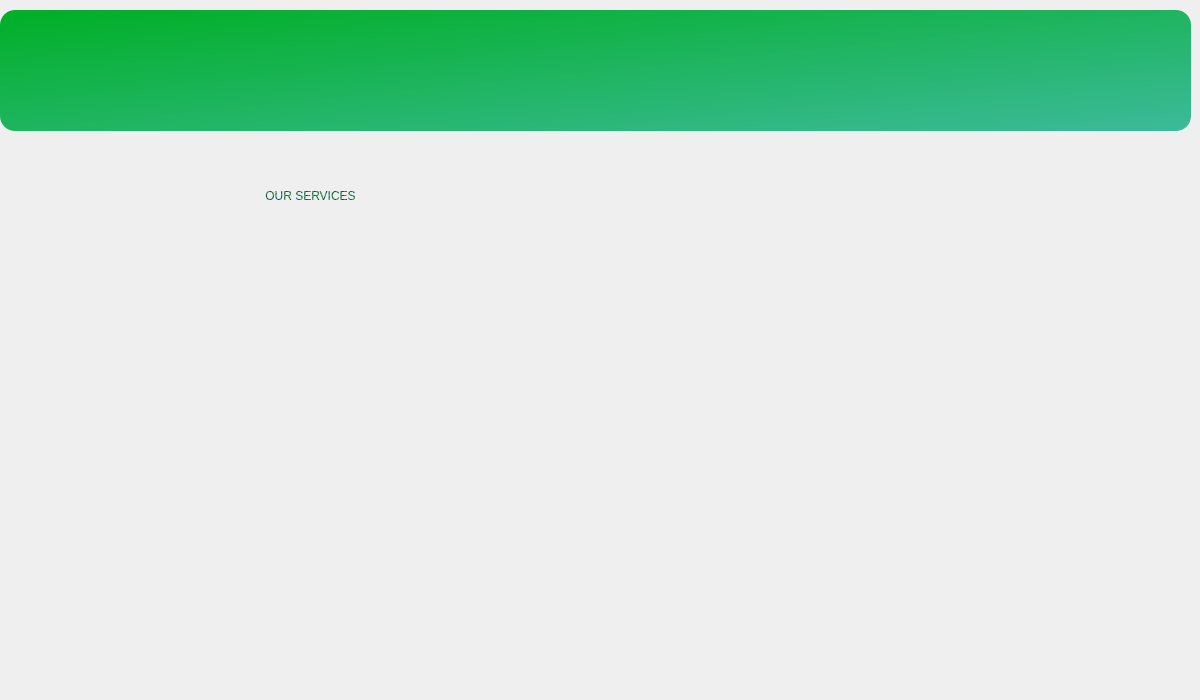
The window that CoviCURE/Forms/Vaccine/card2.ui (ayush-regmi/CoviCURE) describes before a commit, drawn with Qt 5.
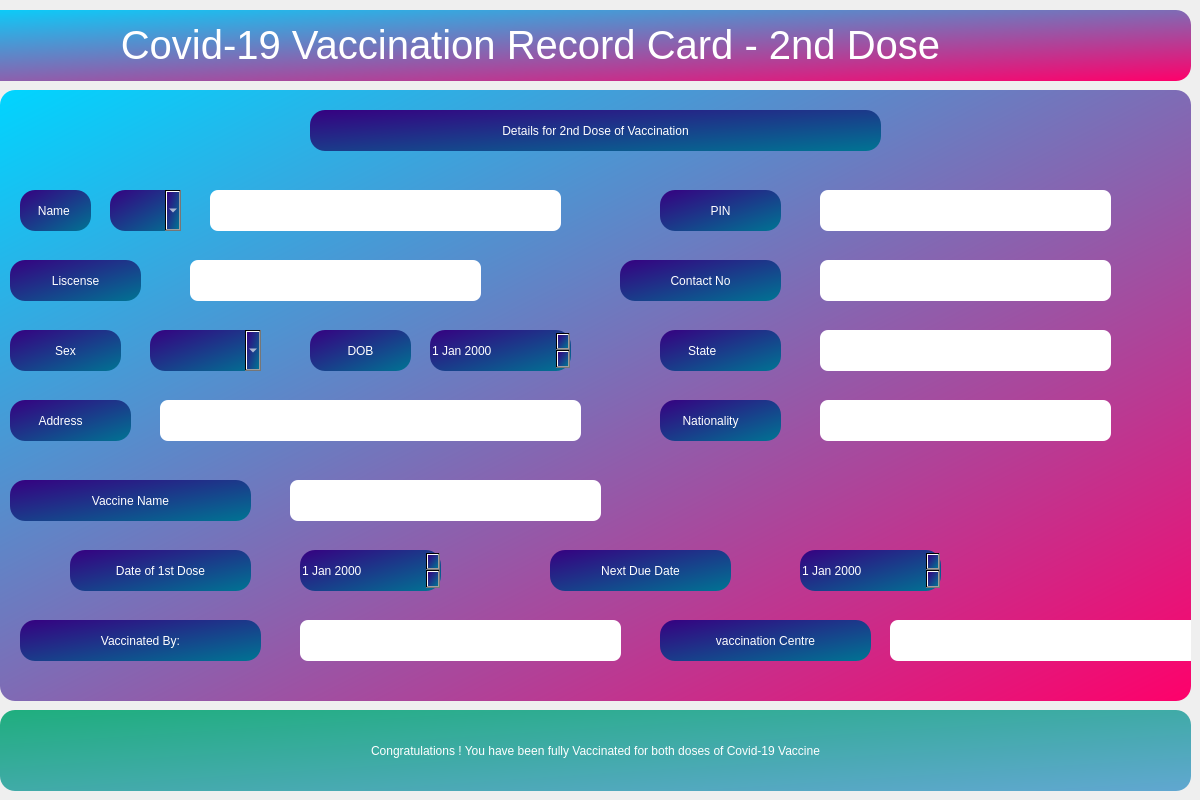
The same window after the commit.

```diff
--- a/CoviCURE/Forms/Vaccine/card2.ui
+++ b/CoviCURE/Forms/Vaccine/card2.ui
@@ -7,48 +7,839 @@
     <x>0</x>
     <y>0</y>
     <width>1200</width>
-    <height>700</height>
+    <height>800</height>
    </rect>
   </property>
   <property name="windowTitle">
    <string>Dialog</string>
   </property>
-  <widget class="QGroupBox" name="groupBox_3">
+  <widget class="QLabel" name="que1">
    <property name="geometry">
     <rect>
-     <x>0</x>
+     <x>-130</x>
      <y>10</y>
+     <width>1321</width>
+     <height>71</height>
+    </rect>
+   </property>
+   <property name="font">
+    <font>
+     <family>Segoe UI</family>
+     <pointsize>30</pointsize>
+     <italic>false</italic>
+     <bold>false</bold>
+     <strikeout>false</strikeout>
+    </font>
+   </property>
+   <property name="layoutDirection">
+    <enum>Qt::LeftToRight</enum>
+   </property>
+   <property name="autoFillBackground">
+    <bool>false</bool>
+   </property>
+   <property name="styleSheet">
+    <string notr="true">font: 300 30pt &quot;Segoe UI&quot;;
+color: rgb(255, 255, 255);
+background-color: qlineargradient(spread:reflect, x1:0, y1:0, x2:1, y2:1, stop:0 rgba(0, 213, 255, 255), stop:1 rgba(255, 0, 106, 255));
+border-radius:15px;
+
+</string>
+   </property>
+   <property name="text">
+    <string>&lt;html&gt;&lt;head/&gt;&lt;body&gt;&lt;p&gt;Covid-19 Vaccination Record Card - 2nd Dose&lt;/p&gt;&lt;/body&gt;&lt;/html&gt;</string>
+   </property>
+   <property name="alignment">
+    <set>Qt::AlignCenter</set>
+   </property>
+  </widget>
+  <widget class="QGroupBox" name="groupBox">
+   <property name="geometry">
+    <rect>
+     <x>0</x>
+     <y>90</y>
      <width>1191</width>
-     <height>121</height>
+     <height>611</height>
     </rect>
    </property>
    <property name="styleSheet">
-    <string notr="true">background-color: qlineargradient(spread:reflect, x1:0, y1:0, x2:1, y2:1, stop:0 rgba(0, 175, 37, 255), stop:1 rgba(61, 186, 155, 255));
-border-radius:15px;</string>
+    <string notr="true">background-color: qlineargradient(spread:reflect, x1:0, y1:0, x2:1, y2:1, stop:0 rgba(0, 213, 255, 255), stop:1 rgba(255, 0, 106, 255));
+border-radius: 15px;</string>
    </property>
    <property name="title">
     <string/>
    </property>
+   <widget class="QLineEdit" name="lineEditName">
+    <property name="geometry">
+     <rect>
+      <x>210</x>
+      <y>100</y>
+      <width>351</width>
+      <height>41</height>
+     </rect>
+    </property>
+    <property name="sizePolicy">
+     <sizepolicy hsizetype="Expanding" vsizetype="Preferred">
+      <horstretch>0</horstretch>
+      <verstretch>0</verstretch>
+     </sizepolicy>
+    </property>
+    <property name="styleSheet">
+     <string notr="true">background-color: rgb(255, 255, 255);
+border-radius: 8px;
+font: 16pt &quot;Segoe UI&quot;;</string>
+    </property>
+   </widget>
+   <widget class="QLabel" name="labelName">
+    <property name="geometry">
+     <rect>
+      <x>20</x>
+      <y>100</y>
+      <width>71</width>
+      <height>41</height>
+     </rect>
+    </property>
+    <property name="sizePolicy">
+     <sizepolicy hsizetype="Minimum" vsizetype="Preferred">
+      <horstretch>0</horstretch>
+      <verstretch>0</verstretch>
+     </sizepolicy>
+    </property>
+    <property name="layoutDirection">
+     <enum>Qt::LeftToRight</enum>
+    </property>
+    <property name="styleSheet">
+     <string notr="true">font: 14pt &quot;Segoe UI&quot;;
+background-color: qlineargradient(spread:reflect, x1:0, y1:0, x2:1, y2:1, stop:0 rgba(54, 0, 129, 255), stop:1 rgba(0, 116, 147, 255));
+color: rgb(255, 255, 255);</string>
+    </property>
+    <property name="text">
+     <string>Name </string>
+    </property>
+    <property name="alignment">
+     <set>Qt::AlignCenter</set>
+    </property>
+    <property name="wordWrap">
+     <bool>false</bool>
+    </property>
+    <property name="buddy">
+     <cstring>lineEditName</cstring>
+    </property>
+   </widget>
+   <widget class="QLineEdit" name="lineEditGurdian">
+    <property name="geometry">
+     <rect>
+      <x>190</x>
+      <y>170</y>
+      <width>291</width>
+      <height>41</height>
+     </rect>
+    </property>
+    <property name="sizePolicy">
+     <sizepolicy hsizetype="Expanding" vsizetype="Preferred">
+      <horstretch>0</horstretch>
+      <verstretch>0</verstretch>
+     </sizepolicy>
+    </property>
+    <property name="styleSheet">
+     <string notr="true">background-color: rgb(255, 255, 255);
+border-radius: 8px;
+font: 16pt &quot;Segoe UI&quot;;</string>
+    </property>
+   </widget>
+   <widget class="QLabel" name="labelGurdian">
+    <property name="geometry">
+     <rect>
+      <x>10</x>
+      <y>170</y>
+      <width>131</width>
+      <height>41</height>
+     </rect>
+    </property>
+    <property name="layoutDirection">
+     <enum>Qt::LeftToRight</enum>
+    </property>
+    <property name="styleSheet">
+     <string notr="true">font: 14pt &quot;Segoe UI&quot;;
+background-color: qlineargradient(spread:reflect, x1:0, y1:0, x2:1, y2:1, stop:0 rgba(54, 0, 129, 255), stop:1 rgba(0, 116, 147, 255));
+color: rgb(255, 255, 255);</string>
+    </property>
+    <property name="text">
+     <string>Liscense</string>
+    </property>
+    <property name="alignment">
+     <set>Qt::AlignCenter</set>
+    </property>
+    <property name="wordWrap">
+     <bool>false</bool>
+    </property>
+   </widget>
+   <widget class="QLabel" name="labelSex">
+    <property name="geometry">
+     <rect>
+      <x>10</x>
+      <y>240</y>
+      <width>111</width>
+      <height>41</height>
+     </rect>
+    </property>
+    <property name="sizePolicy">
+     <sizepolicy hsizetype="Preferred" vsizetype="Preferred">
+      <horstretch>0</horstretch>
+      <verstretch>0</verstretch>
+     </sizepolicy>
+    </property>
+    <property name="layoutDirection">
+     <enum>Qt::LeftToRight</enum>
+    </property>
+    <property name="styleSheet">
+     <string notr="true">font: 14pt &quot;Segoe UI&quot;;
+background-color: qlineargradient(spread:reflect, x1:0, y1:0, x2:1, y2:1, stop:0 rgba(54, 0, 129, 255), stop:1 rgba(0, 116, 147, 255));
+color: rgb(255, 255, 255);</string>
+    </property>
+    <property name="text">
+     <string>Sex</string>
+    </property>
+    <property name="alignment">
+     <set>Qt::AlignCenter</set>
+    </property>
+    <property name="wordWrap">
+     <bool>false</bool>
+    </property>
+   </widget>
+   <widget class="QLineEdit" name="lineEditMobile">
+    <property name="geometry">
+     <rect>
+      <x>820</x>
+      <y>100</y>
+      <width>291</width>
+      <height>41</height>
+     </rect>
+    </property>
+    <property name="sizePolicy">
+     <sizepolicy hsizetype="Expanding" vsizetype="Preferred">
+      <horstretch>0</horstretch>
+      <verstretch>0</verstretch>
+     </sizepolicy>
+    </property>
+    <property name="styleSheet">
+     <string notr="true">background-color: rgb(255, 255, 255);
+border-radius: 8px;
+font: 16pt &quot;Segoe UI&quot;;</string>
+    </property>
+   </widget>
+   <widget class="QLineEdit" name="lineEditAddress">
+    <property name="geometry">
+     <rect>
+      <x>160</x>
+      <y>310</y>
+      <width>421</width>
+      <height>41</height>
+     </rect>
+    </property>
+    <property name="sizePolicy">
+     <sizepolicy hsizetype="Expanding" vsizetype="Preferred">
+      <horstretch>0</horstretch>
+      <verstretch>0</verstretch>
+     </sizepolicy>
+    </property>
+    <property name="styleSheet">
+     <string notr="true">background-color: rgb(255, 255, 255);
+border-radius: 8px;
+font: 16pt &quot;Segoe UI&quot;;</string>
+    </property>
+   </widget>
+   <widget class="QLabel" name="labelAddress">
+    <property name="geometry">
+     <rect>
+      <x>10</x>
+      <y>310</y>
+      <width>121</width>
+      <height>41</height>
+     </rect>
+    </property>
+    <property name="layoutDirection">
+     <enum>Qt::LeftToRight</enum>
+    </property>
+    <property name="styleSheet">
+     <string notr="true">font: 14pt &quot;Segoe UI&quot;;
+background-color: qlineargradient(spread:reflect, x1:0, y1:0, x2:1, y2:1, stop:0 rgba(54, 0, 129, 255), stop:1 rgba(0, 116, 147, 255));
+color: rgb(255, 255, 255);</string>
+    </property>
+    <property name="text">
+     <string>Address      </string>
+    </property>
+    <property name="alignment">
+     <set>Qt::AlignCenter</set>
+    </property>
+    <property name="wordWrap">
+     <bool>false</bool>
+    </property>
+   </widget>
+   <widget class="QDateEdit" name="dateEditDob">
+    <property name="geometry">
+     <rect>
+      <x>430</x>
+      <y>240</y>
+      <width>141</width>
+      <height>41</height>
+     </rect>
+    </property>
+    <property name="sizePolicy">
+     <sizepolicy hsizetype="Minimum" vsizetype="Preferred">
+      <horstretch>0</horstretch>
+      <verstretch>0</verstretch>
+     </sizepolicy>
+    </property>
+    <property name="styleSheet">
+     <string notr="true">font: 14pt &quot;Segoe UI&quot;;
+background-color: qlineargradient(spread:reflect, x1:0, y1:0, x2:1, y2:1, stop:0 rgba(54, 0, 129, 255), stop:1 rgba(0, 116, 147, 255));
+color: rgb(255, 255, 255);</string>
+    </property>
+   </widget>
+   <widget class="QLabel" name="labelDob">
+    <property name="geometry">
+     <rect>
+      <x>310</x>
+      <y>240</y>
+      <width>101</width>
+      <height>41</height>
+     </rect>
+    </property>
+    <property name="sizePolicy">
+     <sizepolicy hsizetype="Preferred" vsizetype="Preferred">
+      <horstretch>0</horstretch>
+      <verstretch>0</verstretch>
+     </sizepolicy>
+    </property>
+    <property name="styleSheet">
+     <string notr="true">font: 14pt &quot;Segoe UI&quot;;
+background-color: qlineargradient(spread:reflect, x1:0, y1:0, x2:1, y2:1, stop:0 rgba(54, 0, 129, 255), stop:1 rgba(0, 116, 147, 255));
+color: rgb(255, 255, 255);</string>
+    </property>
+    <property name="text">
+     <string>DOB</string>
+    </property>
+    <property name="alignment">
+     <set>Qt::AlignCenter</set>
+    </property>
+   </widget>
+   <widget class="QComboBox" name="combo_Mr">
+    <property name="geometry">
+     <rect>
+      <x>110</x>
+      <y>100</y>
+      <width>71</width>
+      <height>41</height>
+     </rect>
+    </property>
+    <property name="styleSheet">
+     <string notr="true">font: 14pt &quot;Segoe UI&quot;;
+background-color: qlineargradient(spread:reflect, x1:0, y1:0, x2:1, y2:1, stop:0 rgba(54, 0, 129, 255), stop:1 rgba(0, 116, 147, 255));
+color: rgb(255, 255, 255);</string>
+    </property>
+   </widget>
+   <widget class="QComboBox" name="combo_Sex">
+    <property name="geometry">
+     <rect>
+      <x>150</x>
+      <y>240</y>
+      <width>111</width>
+      <height>41</height>
+     </rect>
+    </property>
+    <property name="styleSheet">
+     <string notr="true">font: 14pt &quot;Segoe UI&quot;;
+background-color: qlineargradient(spread:reflect, x1:0, y1:0, x2:1, y2:1, stop:0 rgba(54, 0, 129, 255), stop:1 rgba(0, 116, 147, 255));
+color: rgb(255, 255, 255);</string>
+    </property>
+   </widget>
+   <widget class="QLabel" name="labelMobile">
+    <property name="geometry">
+     <rect>
+      <x>660</x>
+      <y>100</y>
+      <width>121</width>
+      <height>41</height>
+     </rect>
+    </property>
+    <property name="layoutDirection">
+     <enum>Qt::LeftToRight</enum>
+    </property>
+    <property name="styleSheet">
+     <string notr="true">font: 14pt &quot;Segoe UI&quot;;
+background-color: qlineargradient(spread:reflect, x1:0, y1:0, x2:1, y2:1, stop:0 rgba(54, 0, 129, 255), stop:1 rgba(0, 116, 147, 255));
+color: rgb(255, 255, 255);</string>
+    </property>
+    <property name="text">
+     <string>PIN</string>
+    </property>
+    <property name="alignment">
+     <set>Qt::AlignCenter</set>
+    </property>
+    <property name="wordWrap">
+     <bool>false</bool>
+    </property>
+   </widget>
+   <widget class="QLabel" name="labelPhone">
+    <property name="geometry">
+     <rect>
+      <x>620</x>
+      <y>170</y>
+      <width>161</width>
+      <height>41</height>
+     </rect>
+    </property>
+    <property name="layoutDirection">
+     <enum>Qt::LeftToRight</enum>
+    </property>
+    <property name="styleSheet">
+     <string notr="true">font: 14pt &quot;Segoe UI&quot;;
+background-color: qlineargradient(spread:reflect, x1:0, y1:0, x2:1, y2:1, stop:0 rgba(54, 0, 129, 255), stop:1 rgba(0, 116, 147, 255));
+color: rgb(255, 255, 255);</string>
+    </property>
+    <property name="text">
+     <string>Contact No</string>
+    </property>
+    <property name="alignment">
+     <set>Qt::AlignCenter</set>
+    </property>
+    <property name="wordWrap">
+     <bool>false</bool>
+    </property>
+   </widget>
+   <widget class="QLineEdit" name="lineEditMobile_2">
+    <property name="geometry">
+     <rect>
+      <x>820</x>
+      <y>170</y>
+      <width>291</width>
+      <height>41</height>
+     </rect>
+    </property>
+    <property name="sizePolicy">
+     <sizepolicy hsizetype="Expanding" vsizetype="Preferred">
+      <horstretch>0</horstretch>
+      <verstretch>0</verstretch>
+     </sizepolicy>
+    </property>
+    <property name="styleSheet">
+     <string notr="true">background-color: rgb(255, 255, 255);
+border-radius: 8px;
+font: 16pt &quot;Segoe UI&quot;;</string>
+    </property>
+   </widget>
+   <widget class="QLabel" name="labelState">
+    <property name="geometry">
+     <rect>
+      <x>660</x>
+      <y>240</y>
+      <width>121</width>
+      <height>41</height>
+     </rect>
+    </property>
+    <property name="styleSheet">
+     <string notr="true">font: 14pt &quot;Segoe UI&quot;;
+background-color: qlineargradient(spread:reflect, x1:0, y1:0, x2:1, y2:1, stop:0 rgba(54, 0, 129, 255), stop:1 rgba(0, 116, 147, 255));
+color: rgb(255, 255, 255);</string>
+    </property>
+    <property name="text">
+     <string>State           </string>
+    </property>
+    <property name="alignment">
+     <set>Qt::AlignCenter</set>
+    </property>
+   </widget>
+   <widget class="QLineEdit" name="lineEditMobile_3">
+    <property name="geometry">
+     <rect>
+      <x>820</x>
+      <y>240</y>
+      <width>291</width>
+      <height>41</height>
+     </rect>
+    </property>
+    <property name="sizePolicy">
+     <sizepolicy hsizetype="Expanding" vsizetype="Preferred">
+      <horstretch>0</horstretch>
+      <verstretch>0</verstretch>
+     </sizepolicy>
+    </property>
+    <property name="styleSheet">
+     <string notr="true">background-color: rgb(255, 255, 255);
+border-radius: 8px;
+font: 16pt &quot;Segoe UI&quot;;</string>
+    </property>
+   </widget>
+   <widget class="QLabel" name="labelNation">
+    <property name="geometry">
+     <rect>
+      <x>660</x>
+      <y>310</y>
+      <width>121</width>
+      <height>41</height>
+     </rect>
+    </property>
+    <property name="layoutDirection">
+     <enum>Qt::LeftToRight</enum>
+    </property>
+    <property name="styleSheet">
+     <string notr="true">font: 14pt &quot;Segoe UI&quot;;
+background-color: qlineargradient(spread:reflect, x1:0, y1:0, x2:1, y2:1, stop:0 rgba(54, 0, 129, 255), stop:1 rgba(0, 116, 147, 255));
+color: rgb(255, 255, 255);</string>
+    </property>
+    <property name="text">
+     <string>Nationality      </string>
+    </property>
+    <property name="alignment">
+     <set>Qt::AlignCenter</set>
+    </property>
+    <property name="wordWrap">
+     <bool>false</bool>
+    </property>
+   </widget>
+   <widget class="QLineEdit" name="lineEditMobile_4">
+    <property name="geometry">
+     <rect>
+      <x>820</x>
+      <y>310</y>
+      <width>291</width>
+      <height>41</height>
+     </rect>
+    </property>
+    <property name="sizePolicy">
+     <sizepolicy hsizetype="Expanding" vsizetype="Preferred">
+      <horstretch>0</horstretch>
+      <verstretch>0</verstretch>
+     </sizepolicy>
+    </property>
+    <property name="styleSheet">
+     <string notr="true">background-color: rgb(255, 255, 255);
+border-radius: 8px;
+font: 16pt &quot;Segoe UI&quot;;</string>
+    </property>
+   </widget>
+   <widget class="QLabel" name="labelName_4">
+    <property name="geometry">
+     <rect>
+      <x>10</x>
+      <y>390</y>
+      <width>241</width>
+      <height>41</height>
+     </rect>
+    </property>
+    <property name="sizePolicy">
+     <sizepolicy hsizetype="Minimum" vsizetype="Preferred">
+      <horstretch>0</horstretch>
+      <verstretch>0</verstretch>
+     </sizepolicy>
+    </property>
+    <property name="layoutDirection">
+     <enum>Qt::LeftToRight</enum>
+    </property>
+    <property name="styleSheet">
+     <string notr="true">font: 14pt &quot;Segoe UI&quot;;
+background-color: qlineargradient(spread:reflect, x1:0, y1:0, x2:1, y2:1, stop:0 rgba(54, 0, 129, 255), stop:1 rgba(0, 116, 147, 255));
+color: rgb(255, 255, 255);</string>
+    </property>
+    <property name="text">
+     <string>Vaccine Name</string>
+    </property>
+    <property name="alignment">
+     <set>Qt::AlignCenter</set>
+    </property>
+    <property name="wordWrap">
+     <bool>false</bool>
+    </property>
+    <property name="buddy">
+     <cstring>lineEditName</cstring>
+    </property>
+   </widget>
+   <widget class="QLineEdit" name="lineEditAddress_2">
+    <property name="geometry">
+     <rect>
+      <x>290</x>
+      <y>390</y>
+      <width>311</width>
+      <height>41</height>
+     </rect>
+    </property>
+    <property name="sizePolicy">
+     <sizepolicy hsizetype="Expanding" vsizetype="Preferred">
+      <horstretch>0</horstretch>
+      <verstretch>0</verstretch>
+     </sizepolicy>
+    </property>
+    <property name="styleSheet">
+     <string notr="true">background-color: rgb(255, 255, 255);
+border-radius: 8px;
+font: 16pt &quot;Segoe UI&quot;;</string>
+    </property>
+   </widget>
+   <widget class="QLabel" name="labelDob_2">
+    <property name="geometry">
+     <rect>
+      <x>70</x>
+      <y>460</y>
+      <width>181</width>
+      <height>41</height>
+     </rect>
+    </property>
+    <property name="sizePolicy">
+     <sizepolicy hsizetype="Preferred" vsizetype="Preferred">
+      <horstretch>0</horstretch>
+      <verstretch>0</verstretch>
+     </sizepolicy>
+    </property>
+    <property name="styleSheet">
+     <string notr="true">font: 14pt &quot;Segoe UI&quot;;
+background-color: qlineargradient(spread:reflect, x1:0, y1:0, x2:1, y2:1, stop:0 rgba(54, 0, 129, 255), stop:1 rgba(0, 116, 147, 255));
+color: rgb(255, 255, 255);</string>
+    </property>
+    <property name="text">
+     <string>Date of 1st Dose</string>
+    </property>
+    <property name="alignment">
+     <set>Qt::AlignCenter</set>
+    </property>
+   </widget>
+   <widget class="QDateEdit" name="dateEditDob_2">
+    <property name="geometry">
+     <rect>
+      <x>300</x>
+      <y>460</y>
+      <width>141</width>
+      <height>41</height>
+     </rect>
+    </property>
+    <property name="sizePolicy">
+     <sizepolicy hsizetype="Minimum" vsizetype="Preferred">
+      <horstretch>0</horstretch>
+      <verstretch>0</verstretch>
+     </sizepolicy>
+    </property>
+    <property name="styleSheet">
+     <string notr="true">font: 14pt &quot;Segoe UI&quot;;
+background-color: qlineargradient(spread:reflect, x1:0, y1:0, x2:1, y2:1, stop:0 rgba(54, 0, 129, 255), stop:1 rgba(0, 116, 147, 255));
+color: rgb(255, 255, 255);</string>
+    </property>
+   </widget>
+   <widget class="QDateEdit" name="dateEditDob_3">
+    <property name="geometry">
+     <rect>
+      <x>800</x>
+      <y>460</y>
+      <width>141</width>
+      <height>41</height>
+     </rect>
+    </property>
+    <property name="sizePolicy">
+     <sizepolicy hsizetype="Minimum" vsizetype="Preferred">
+      <horstretch>0</horstretch>
+      <verstretch>0</verstretch>
+     </sizepolicy>
+    </property>
+    <property name="styleSheet">
+     <string notr="true">font: 14pt &quot;Segoe UI&quot;;
+background-color: qlineargradient(spread:reflect, x1:0, y1:0, x2:1, y2:1, stop:0 rgba(54, 0, 129, 255), stop:1 rgba(0, 116, 147, 255));
+color: rgb(255, 255, 255);</string>
+    </property>
+   </widget>
+   <widget class="QLabel" name="labelDob_3">
+    <property name="geometry">
+     <rect>
+      <x>550</x>
+      <y>460</y>
+      <width>181</width>
+      <height>41</height>
+     </rect>
+    </property>
+    <property name="sizePolicy">
+     <sizepolicy hsizetype="Preferred" vsizetype="Preferred">
+      <horstretch>0</horstretch>
+      <verstretch>0</verstretch>
+     </sizepolicy>
+    </property>
+    <property name="styleSheet">
+     <string notr="true">font: 14pt &quot;Segoe UI&quot;;
+background-color: qlineargradient(spread:reflect, x1:0, y1:0, x2:1, y2:1, stop:0 rgba(54, 0, 129, 255), stop:1 rgba(0, 116, 147, 255));
+color: rgb(255, 255, 255);</string>
+    </property>
+    <property name="text">
+     <string>Next Due Date</string>
+    </property>
+    <property name="alignment">
+     <set>Qt::AlignCenter</set>
+    </property>
+   </widget>
+   <widget class="QLabel" name="labelName_5">
+    <property name="geometry">
+     <rect>
+      <x>20</x>
+      <y>530</y>
+      <width>241</width>
+      <height>41</height>
+     </rect>
+    </property>
+    <property name="sizePolicy">
+     <sizepolicy hsizetype="Minimum" vsizetype="Preferred">
+      <horstretch>0</horstretch>
+      <verstretch>0</verstretch>
+     </sizepolicy>
+    </property>
+    <property name="layoutDirection">
+     <enum>Qt::LeftToRight</enum>
+    </property>
+    <property name="styleSheet">
+     <string notr="true">font: 14pt &quot;Segoe UI&quot;;
+background-color: qlineargradient(spread:reflect, x1:0, y1:0, x2:1, y2:1, stop:0 rgba(54, 0, 129, 255), stop:1 rgba(0, 116, 147, 255));
+color: rgb(255, 255, 255);</string>
+    </property>
+    <property name="text">
+     <string>Vaccinated By:</string>
+    </property>
+    <property name="alignment">
+     <set>Qt::AlignCenter</set>
+    </property>
+    <property name="wordWrap">
+     <bool>false</bool>
+    </property>
+    <property name="buddy">
+     <cstring>lineEditName</cstring>
+    </property>
+   </widget>
+   <widget class="QLineEdit" name="lineEditAddress_3">
+    <property name="geometry">
+     <rect>
+      <x>300</x>
+      <y>530</y>
+      <width>321</width>
+      <height>41</height>
+     </rect>
+    </property>
+    <property name="sizePolicy">
+     <sizepolicy hsizetype="Expanding" vsizetype="Preferred">
+      <horstretch>0</horstretch>
+      <verstretch>0</verstretch>
+     </sizepolicy>
+    </property>
+    <property name="styleSheet">
+     <string notr="true">background-color: rgb(255, 255, 255);
+border-radius: 8px;
+font: 16pt &quot;Segoe UI&quot;;</string>
+    </property>
+   </widget>
+   <widget class="QLabel" name="labelDob_4">
+    <property name="geometry">
+     <rect>
+      <x>660</x>
+      <y>530</y>
+      <width>211</width>
+      <height>41</height>
+     </rect>
+    </property>
+    <property name="sizePolicy">
+     <sizepolicy hsizetype="Preferred" vsizetype="Preferred">
+      <horstretch>0</horstretch>
+      <verstretch>0</verstretch>
+     </sizepolicy>
+    </property>
+    <property name="styleSheet">
+     <string notr="true">font: 14pt &quot;Segoe UI&quot;;
+background-color: qlineargradient(spread:reflect, x1:0, y1:0, x2:1, y2:1, stop:0 rgba(54, 0, 129, 255), stop:1 rgba(0, 116, 147, 255));
+color: rgb(255, 255, 255);</string>
+    </property>
+    <property name="text">
+     <string>vaccination Centre</string>
+    </property>
+    <property name="alignment">
+     <set>Qt::AlignCenter</set>
+    </property>
+   </widget>
+   <widget class="QLineEdit" name="lineEditAddress_4">
+    <property name="geometry">
+     <rect>
+      <x>890</x>
+      <y>530</y>
+      <width>321</width>
+      <height>41</height>
+     </rect>
+    </property>
+    <property name="sizePolicy">
+     <sizepolicy hsizetype="Expanding" vsizetype="Preferred">
+      <horstretch>0</horstretch>
+      <verstretch>0</verstretch>
+     </sizepolicy>
+    </property>
+    <property name="styleSheet">
+     <string notr="true">background-color: rgb(255, 255, 255);
+border-radius: 8px;
+font: 16pt &quot;Segoe UI&quot;;</string>
+    </property>
+   </widget>
+   <widget class="QLabel" name="labelMobile_2">
+    <property name="geometry">
+     <rect>
+      <x>310</x>
+      <y>20</y>
+      <width>571</width>
+      <height>41</height>
+     </rect>
+    </property>
+    <property name="layoutDirection">
+     <enum>Qt::LeftToRight</enum>
+    </property>
+    <property name="styleSheet">
+     <string notr="true">font: 14pt &quot;Segoe UI&quot;;
+background-color: qlineargradient(spread:reflect, x1:0, y1:0, x2:1, y2:1, stop:0 rgba(54, 0, 129, 255), stop:1 rgba(0, 116, 147, 255));
+color: rgb(255, 255, 255);</string>
+    </property>
+    <property name="text">
+     <string>Details for 2nd Dose of Vaccination</string>
+    </property>
+    <property name="alignment">
+     <set>Qt::AlignCenter</set>
+    </property>
+    <property name="wordWrap">
+     <bool>false</bool>
+    </property>
+   </widget>
   </widget>
   <widget class="QLabel" name="services">
    <property name="geometry">
     <rect>
-     <x>40</x>
-     <y>160</y>
-     <width>541</width>
-     <height>71</height>
+     <x>0</x>
+     <y>710</y>
+     <width>1191</width>
+     <height>81</height>
     </rect>
    </property>
+   <property name="sizePolicy">
+    <sizepolicy hsizetype="Minimum" vsizetype="Preferred">
+     <horstretch>0</horstretch>
+     <verstretch>0</verstretch>
+    </sizepolicy>
+   </property>
+   <property name="layoutDirection">
+    <enum>Qt::LeftToRight</enum>
+   </property>
    <property name="styleSheet">
-    <string notr="true">font: 700 30pt &quot;Segoe UI&quot;;
-color: qlineargradient(spread:reflect, x1:0, y1:0, x2:1, y2:1, stop:0 rgba(60, 179, 0, 255), stop:1 rgba(0, 41, 142, 255));</string>
+    <string notr="true">font: 14pt &quot;Segoe UI&quot;;
+background-color: qlineargradient(spread:reflect, x1:0, y1:0, x2:1, y2:1, stop:0 rgba(31, 174, 126, 255), stop:1 rgba(97, 167, 209, 255));
+color: rgb(255, 255, 255);
+border-radius:15px;</string>
    </property>
    <property name="text">
-    <string>OUR SERVICES</string>
+    <string>Congratulations ! You have been fully Vaccinated for both doses of Covid-19 Vaccine</string>
    </property>
    <property name="alignment">
     <set>Qt::AlignCenter</set>
    </property>
+   <property name="wordWrap">
+    <bool>false</bool>
+   </property>
+   <property name="buddy">
+    <cstring>lineEditName</cstring>
+   </property>
   </widget>
  </widget>
  <resources/>
```
Left out of the diff: 2 changed lines with no effect on the pictures.
